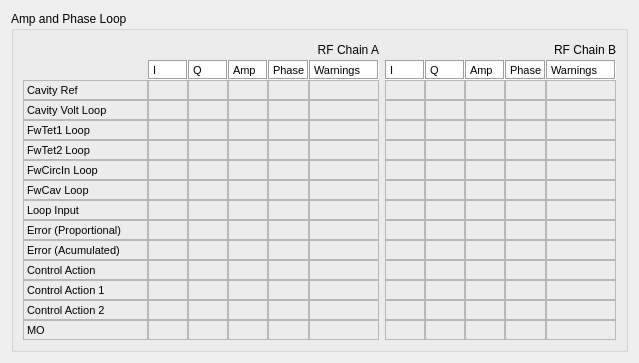
amilan/app-maxiv-llrfexpert, file src/llrfgui/widgets/diagdc/ui/Diagdc.ui: the form before one commit.
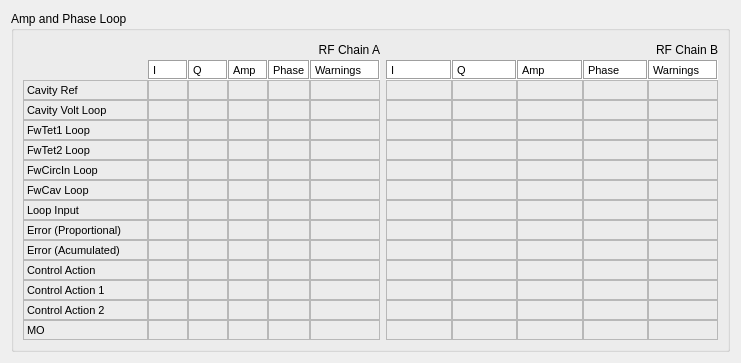
The form after the commit. Custom widgets are drawn as their Qt base class.

Patch:
```diff
--- a/src/llrfgui/widgets/diagdc/ui/Diagdc.ui
+++ b/src/llrfgui/widgets/diagdc/ui/Diagdc.ui
@@ -6,8 +6,8 @@
    <rect>
     <x>0</x>
     <y>0</y>
-    <width>639</width>
-    <height>358</height>
+    <width>741</width>
+    <height>363</height>
    </rect>
   </property>
   <property name="windowTitle">
```
Left out of the diff: 50 changed lines with no effect on the pictures.
